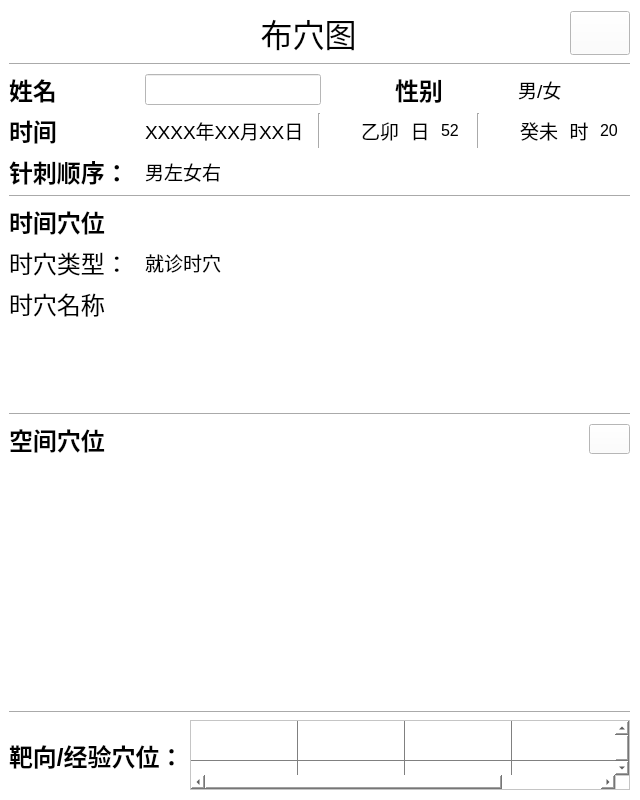
First picture: the form in output.ui, repository pejoypan/ZiWuLiuZhu, before the edit.
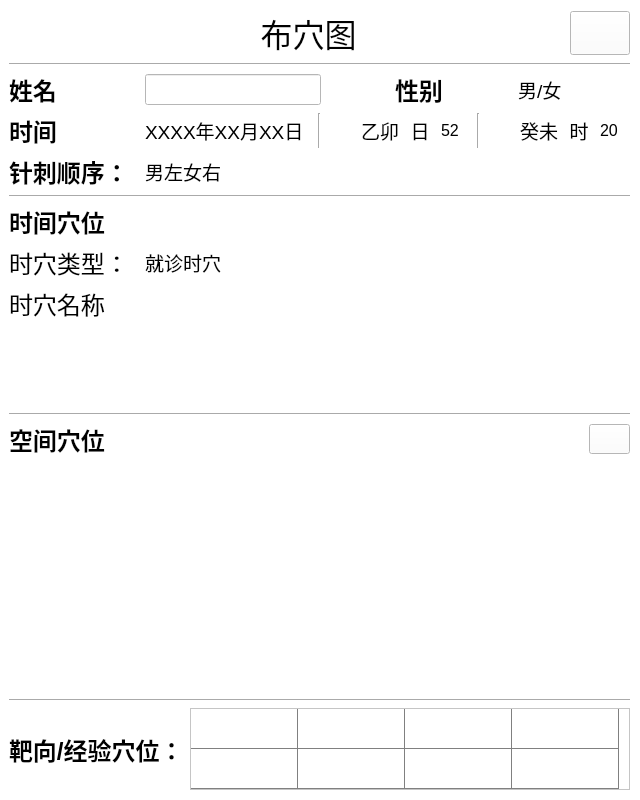
Second picture: the form after the edit. Icons and pictures are not drawn.

The edit to the form file:
```diff
--- a/output.ui
+++ b/output.ui
@@ -625,6 +625,12 @@
       </item>
       <item>
        <widget class="QTableWidget" name="tableWidget">
+        <property name="minimumSize">
+         <size>
+          <width>0</width>
+          <height>82</height>
+         </size>
+        </property>
         <property name="maximumSize">
          <size>
           <width>16777215</width>
```
Left out of the diff: 2 changed lines with no effect on the pictures.
